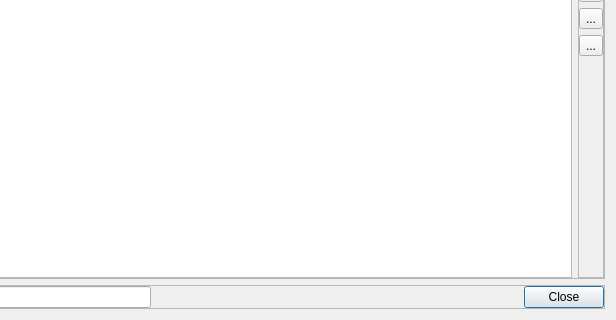
Old version of the form scwx-qt/source/scwx/qt/ui/layer_dialog.ui in the repository dpaulat/supercell-wx; both pictures show x 84 to 700 and y 280 to 600 of the 700 by 600 pixel window.
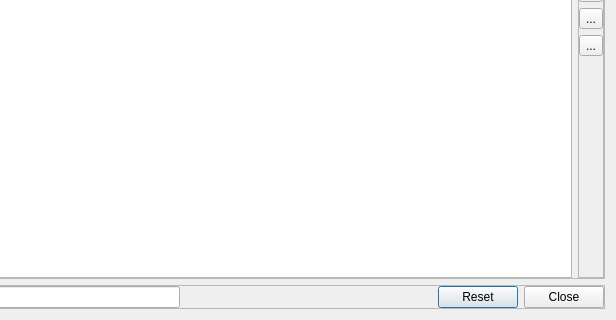
New version of the form. Icons and pictures are not drawn.

Commit message: Add reset button to layer manager

The edit to the form file:
```diff
--- a/scwx-qt/source/scwx/qt/ui/layer_dialog.ui
+++ b/scwx-qt/source/scwx/qt/ui/layer_dialog.ui
@@ -200,11 +200,17 @@
       </item>
       <item>
        <widget class="QDialogButtonBox" name="buttonBox">
+        <property name="sizePolicy">
+         <sizepolicy hsizetype="Maximum" vsizetype="Fixed">
+          <horstretch>0</horstretch>
+          <verstretch>0</verstretch>
+         </sizepolicy>
+        </property>
         <property name="orientation">
          <enum>Qt::Horizontal</enum>
         </property>
         <property name="standardButtons">
-         <set>QDialogButtonBox::Close</set>
+         <set>QDialogButtonBox::Close|QDialogButtonBox::Reset</set>
         </property>
        </widget>
       </item>
```
The commit also changes 3 other files.
